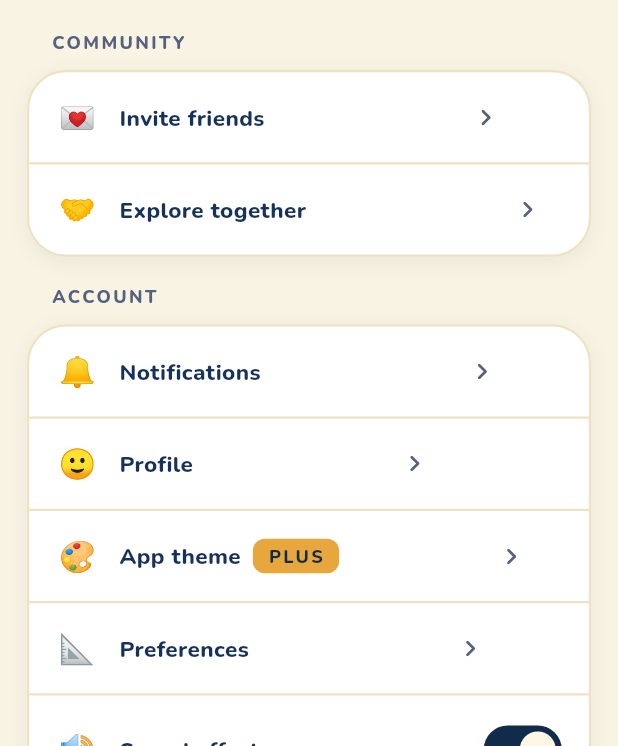
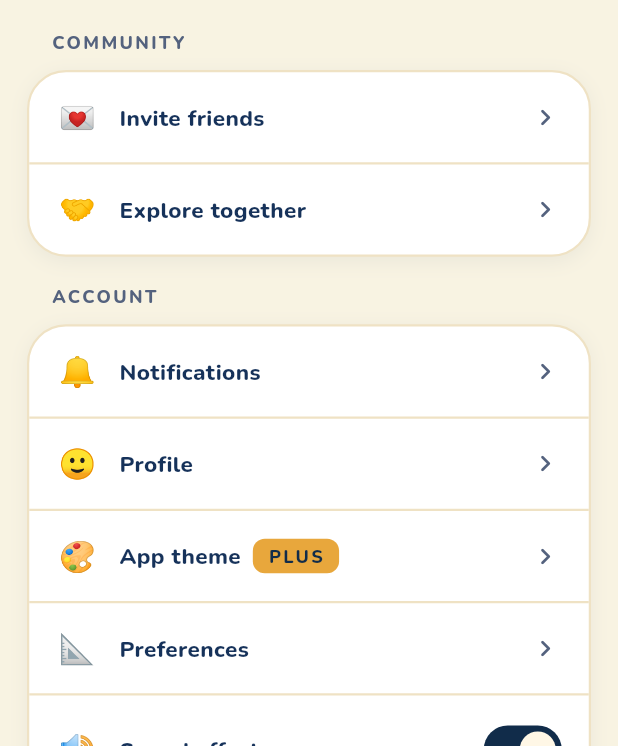
Before and after one commit to pratikHan/MysteryTravel, a Flutter app: the SideMenuScreen screen opened by its route, scrolled down 576 dp, on a phone screen of 412 x 824 dp. Shown: the part 413-1159 px from the top of the screen. Run offline on Flutter 3.47's test engine with Material 3 defaults, Android fonts, the phone set to English and light mode, and no system bars; our stand-ins replace audioplayers, go_router, google_fonts, lottie.

Commit message:
Side Menu: pin row chevrons to a consistent right edge
Co-Authored-By: Claude Opus 5.5 <noreply@anthropic.com>

```diff
--- a/app/lib/screens/home/side_menu_screen.dart
+++ b/app/lib/screens/home/side_menu_screen.dart
@@ -581,12 +581,20 @@ class _Row extends StatelessWidget {
               _Emoji(emoji!, size: AppSize.menuIcon - 6),
               const SizedBox(width: AppSpace.l),
             ],
-            Flexible(child: AppText(label, AppType.rowTitle)),
-            if (badge != null) ...[
-              const SizedBox(width: AppSpace.s),
-              _Badge(badge!, fill: c.gold, text: c.pill),
-            ],
-            const Spacer(),
+            // One Expanded holds label + badge so the trailing chevron
+            // always pins to the same right edge.
+            Expanded(
+              child: Row(
+                children: [
+                  Flexible(child: AppText(label, AppType.rowTitle)),
+                  if (badge != null) ...[
+                    const SizedBox(width: AppSpace.s),
+                    _Badge(badge!, fill: c.gold, text: c.pill),
+                  ],
+                ],
+              ),
+            ),
+            const SizedBox(width: AppSpace.s),
             if (trailingText != null)
               AppText(trailingText!, AppType.body, color: c.muted)
             else
```
